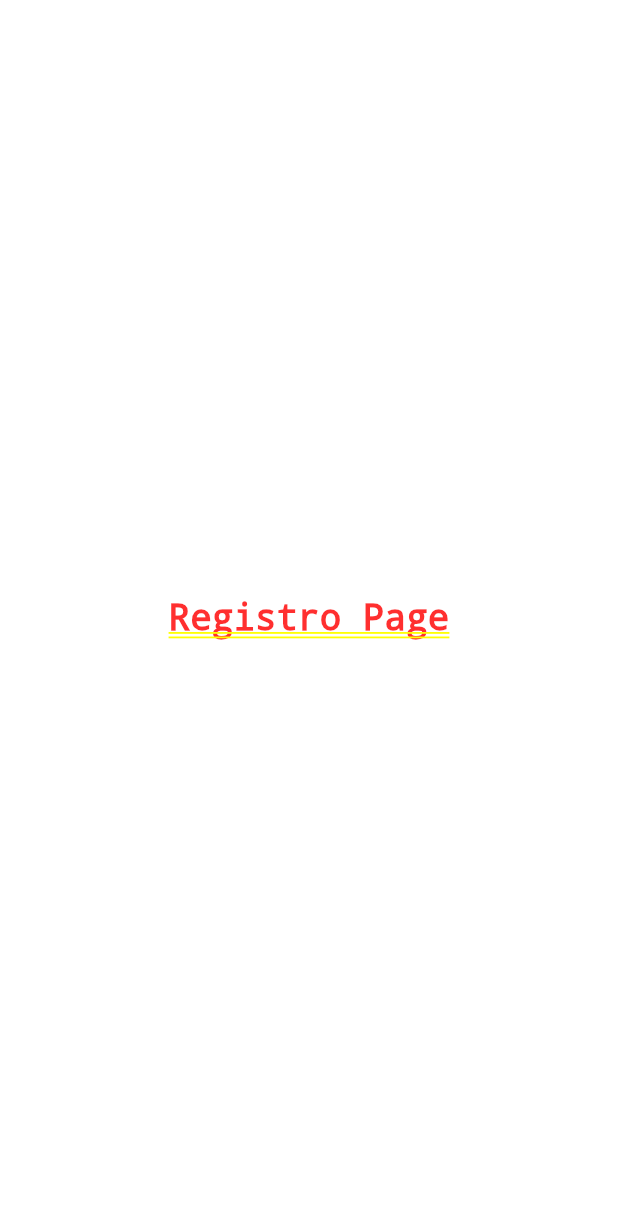
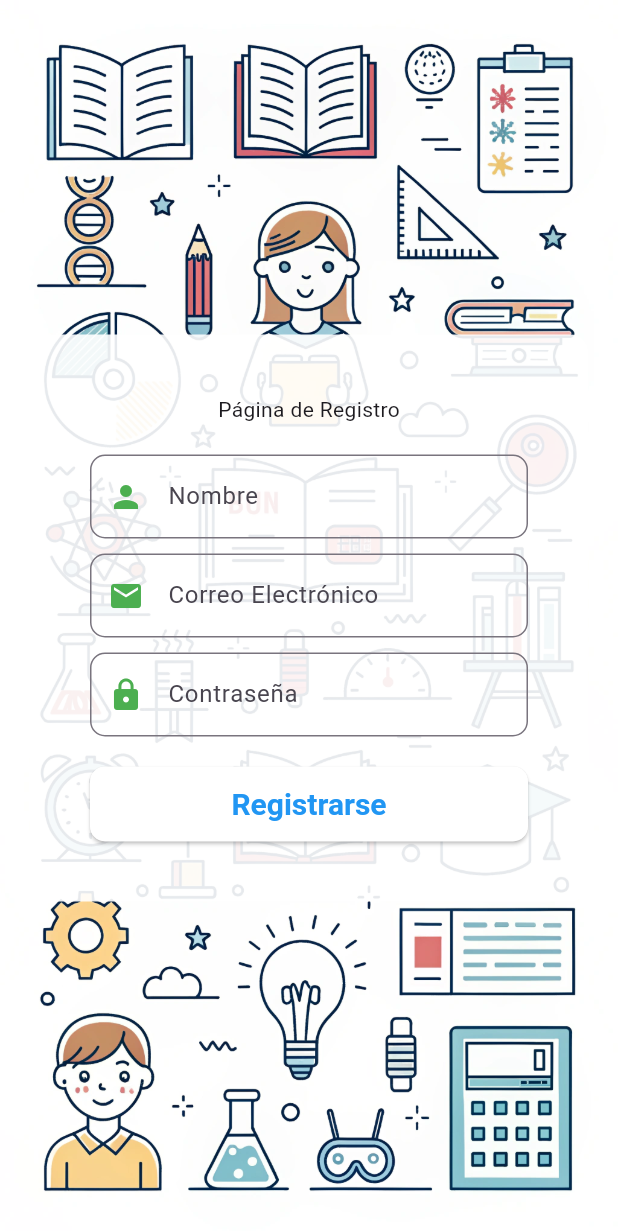
Before and after one commit to soler504/my_homework_app, a Flutter app: the screen it shows after launch, after a tap on "Registrarse", on a phone screen of 412 x 824 dp. Shown: the top 1231 px of the screen. Run offline on Flutter 3.47's test engine with Material 3 defaults, Android fonts, the phone set to English and light mode, and no system bars; our stand-ins replace firebase_auth, firebase_core, get, go_router, google_sign_in, syncfusion_flutter_calendar; accounts and stored records are empty.

Commit message:
registro page

```diff
--- a/lib/src/pages/registro_page.dart
+++ b/lib/src/pages/registro_page.dart
@@ -1,14 +1,89 @@
 import 'package:flutter/material.dart';
+import 'package:my_homework_app/src/widgets/caja_texto.dart';
+import 'package:my_homework_app/src/widgets/custom_elevatedbutton.dart';
 
 class RegistroPage extends StatelessWidget {
-  const RegistroPage({super.key});
+   RegistroPage({super.key});
+  // Aquí puedes definir los controladores de texto si es necesario
+  final nombre = TextEditingController();
+  final correo = TextEditingController();
+  final contrasena = TextEditingController();
 
   @override
   Widget build(BuildContext context) {
-    return Center(
-      child: Text(
-        'Registro Page',
-        style: TextStyle(fontSize: 24, fontWeight: FontWeight.bold),
+    return Scaffold(
+      body: Container(
+        width: double.infinity,
+        height: double.infinity,
+        alignment: Alignment.center,
+        decoration: const BoxDecoration(
+          image: DecorationImage(
+            image: AssetImage('assets/bg1.png'),
+            fit: BoxFit.cover,
+          ),
+        ),
+        child: Container(
+          margin: const EdgeInsetsDirectional.only(start: 20.0, end: 20.0),
+          padding: const EdgeInsetsDirectional.symmetric(
+            horizontal: 40.0,
+            vertical: 40.0,
+          ),
+          decoration: BoxDecoration(
+            color: Colors.white.withOpacity(0.9),
+            borderRadius: BorderRadius.circular(12.0),
+          ),
+          child: Column(
+            mainAxisSize: MainAxisSize.min,
+            mainAxisAlignment: MainAxisAlignment.center,
+            children: <Widget>[
+              const Text('Página de Registro'),
+              const SizedBox(height: 20),
+              CampoTexto(
+                controler: nombre,
+                labeltext: 'Nombre',
+                prefixicon: Icons.person,
+                hinttext: 'Ingrese su nombre',
+                keyboardType: TextInputType.text,
+                suffixicon: null,
+                onchanged: (text) {
+                  // lógica para manejar el cambio de texto
+
+                },
+              ),
+              const SizedBox(height: 10),
+              CampoTexto(
+                controler: correo,
+                labeltext: 'Correo Electrónico',
+                prefixicon: Icons.email,
+                hinttext: 'Ingrese su correo electrónico',
+                keyboardType: TextInputType.emailAddress,
+                suffixicon: null,
+                onchanged: (texto){
+                  // lógica para manejar el cambio de texto
+                }
+              ),
+              const SizedBox(height: 10),
+              CampoTexto(
+                controler: contrasena,
+                labeltext: 'Contraseña',
+                prefixicon: Icons.lock,
+                hinttext:   'Ingrese su contraseña',
+                keyboardType: TextInputType.visiblePassword,
+                suffixicon: null,
+                onchanged: (texto){
+
+                }
+                ),
+              const SizedBox(height: 20),
+              Boton(
+                onpressed: () {
+                  // lógica para el registro
+                },
+                texto: 'Registrarse',
+              ),
+            ],
+          ),
+        ),
       ),
     );
   }
```
